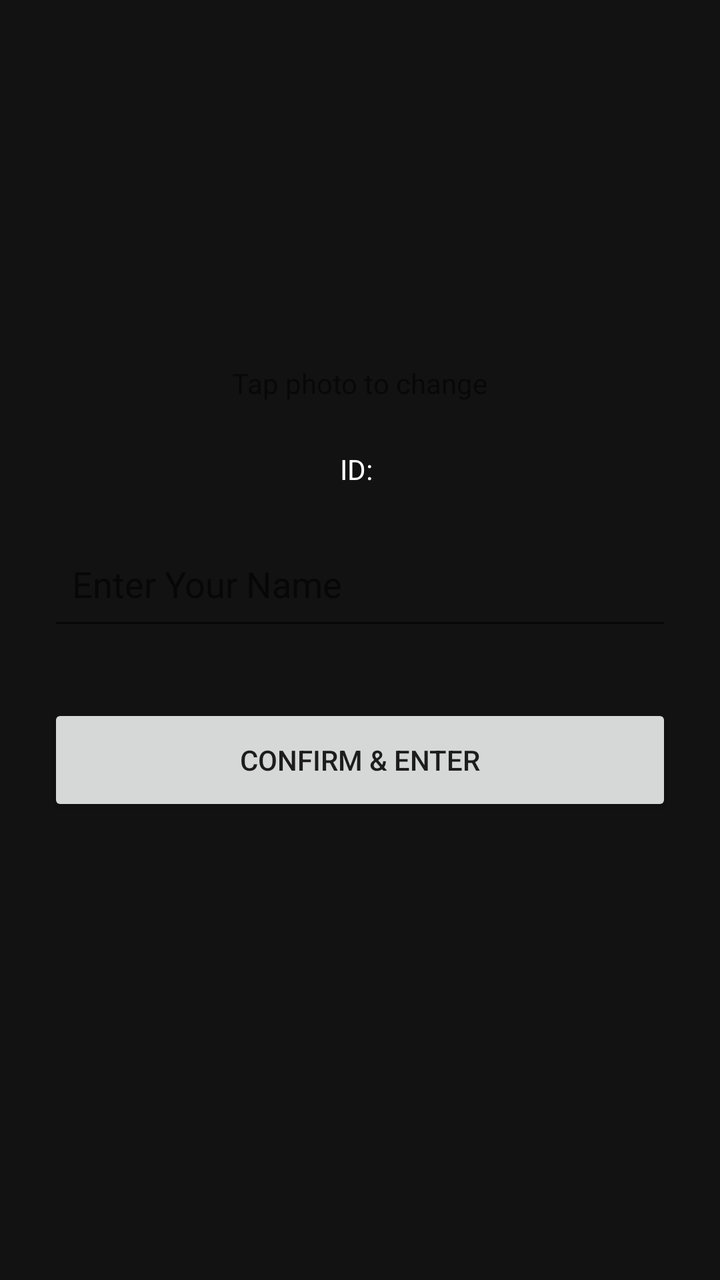
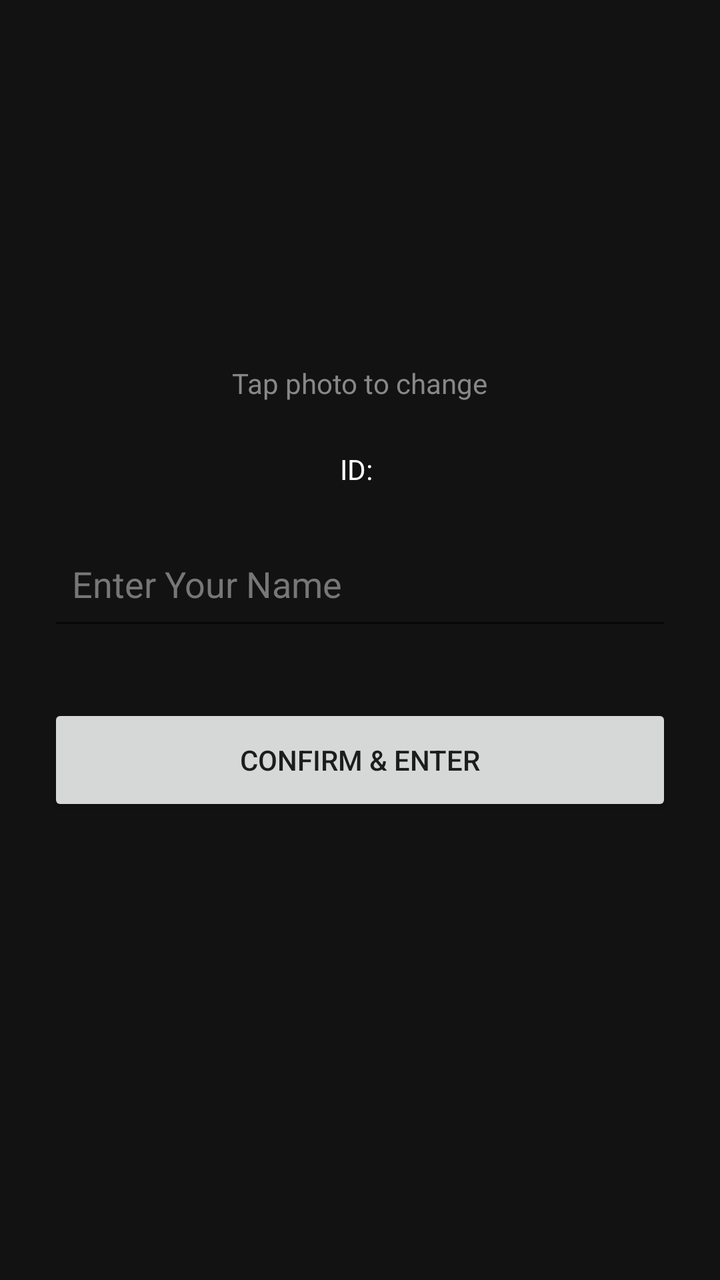

Before-and-after screenshots of an Android layout around one commit, followed by the original layout XML and the change that was made.
<!-- AndroidManifest.xml: application theme Theme.AppCompat.Light.NoActionBar -->
<!-- res/layout/activity_profile_setup.xml -->
<?xml version="1.0" encoding="utf-8"?>
<LinearLayout xmlns:android="http://schemas.android.com/apk/res/android"
    android:layout_width="match_parent"
    android:layout_height="match_parent"
    android:orientation="vertical"
    android:padding="24dp"
    android:background="#121212"
    android:gravity="center_horizontal">

    <ImageView
        android:id="@+id/imgProfile"
        android:layout_width="120dp"
        android:layout_height="120dp"
        android:layout_marginTop="30dp"
        android:src="@android:drawable/sym_def_app_icon" />

    <TextView
        android:layout_width="wrap_content"
        android:layout_height="wrap_content"
        android:text="Tap photo to change"
        android:textColorHint="#888888"
        android:layout_marginTop="8dp" />

    <TextView
        android:id="@+id/tvId"
        android:layout_width="wrap_content"
        android:layout_height="wrap_content"
        android:text="ID: "
        android:textColor="#FFFFFF"
        android:textSize="14sp"
        android:layout_marginTop="24dp" />

    <EditText
        android:id="@+id/etName"
        android:layout_width="match_parent"
        android:layout_height="56dp"
        android:hint="Enter Your Name"
        android:textColor="#FFFFFF"
        android:hintTextColor="#777777"
        android:layout_marginTop="20dp"
        android:padding="12dp" />

    <Button
        android:id="@+id/btnConfirm"
        android:layout_width="match_parent"
        android:layout_height="56dp"
        android:text="Confirm &amp; Enter"
        android:layout_marginTop="32dp" />

</LinearLayout>
<!-- resources referenced by this layout -->
<resources>

</resources>

<!-- the commit's change to res/layout/activity_profile_setup.xml (unified diff, before → after) -->
@@ -18,7 +18,7 @@
         android:layout_width="wrap_content"
         android:layout_height="wrap_content"
         android:text="Tap photo to change"
-        android:textColorHint="#888888"
+        android:textColor="#888888"
         android:layout_marginTop="8dp" />
 
     <TextView
@@ -36,7 +36,7 @@
         android:layout_height="56dp"
         android:hint="Enter Your Name"
         android:textColor="#FFFFFF"
-        android:hintTextColor="#777777"
+        android:textColorHint="#777777"
         android:layout_marginTop="20dp"
         android:padding="12dp" />
 
